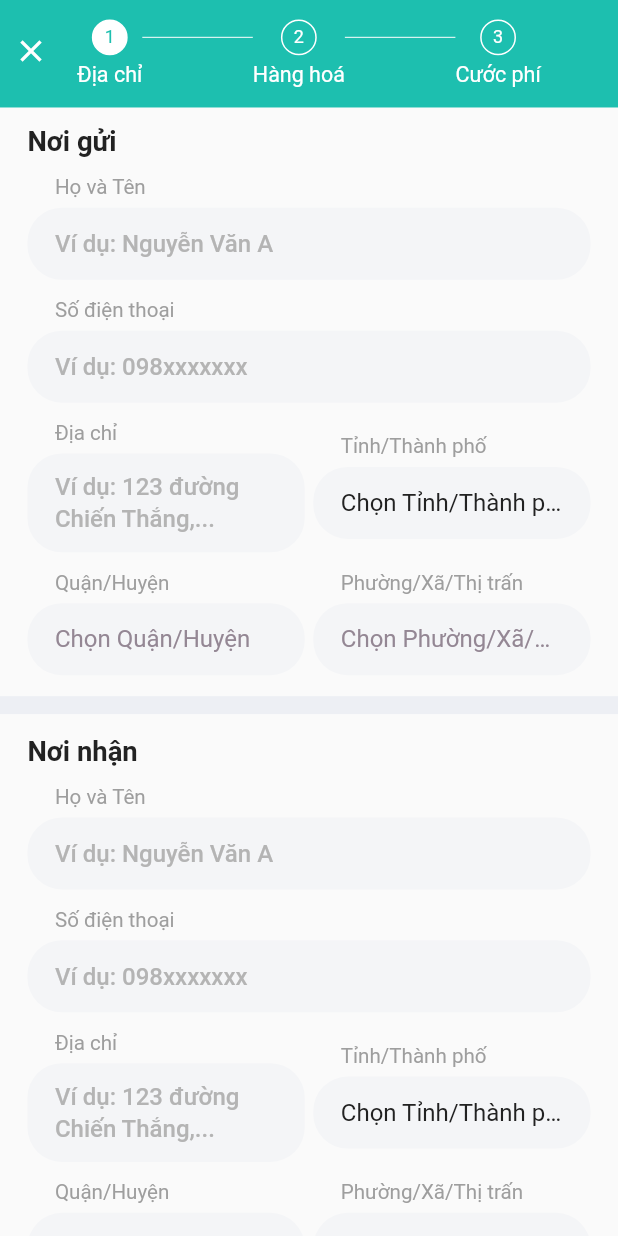
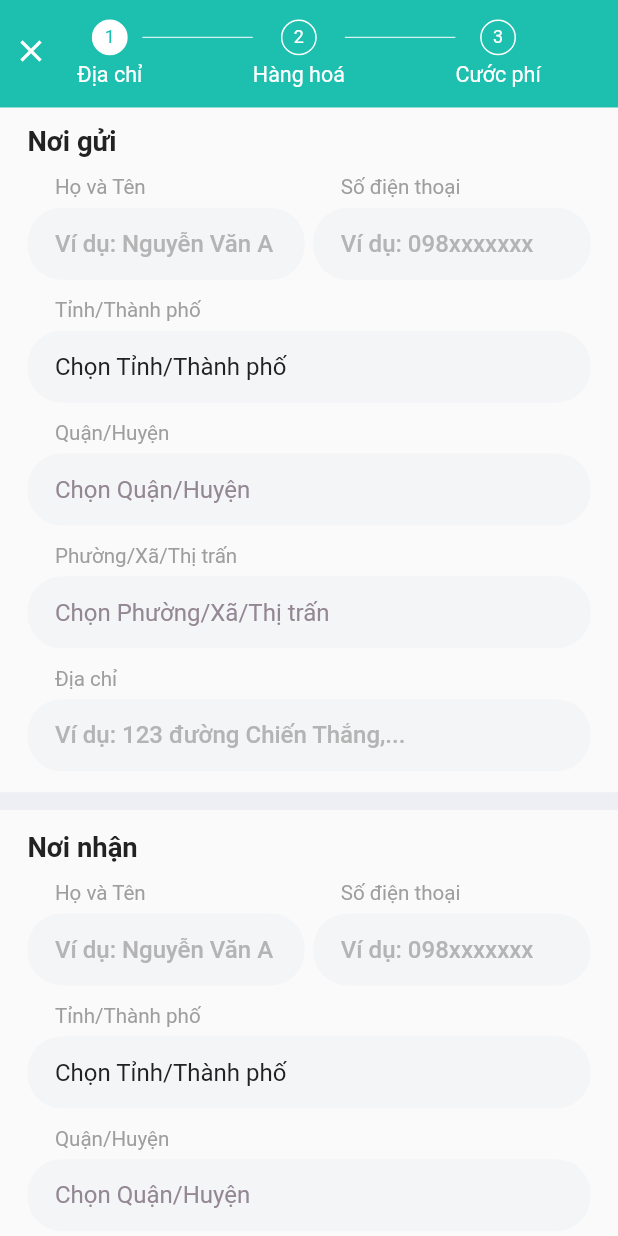
Before and after one commit to Hatunavu/shipf, a Flutter app: the OrderScreen screen opened by its route, on a phone screen of 412 x 824 dp. Run offline on Flutter 3.47's test engine with Material 2 defaults, Android fonts, the light colour scheme and no system bars; our stand-ins replace auto_route, bloc, bot_toast, cached_network_image, dio, flutter_bloc and 12 more; missing offline and left inert: cached_network_image_platform_interface; accounts and stored records are empty; generated files the repository leaves out were written again; project files that could hold a hidden picture were left out.

Commit message:
update order address widget

```diff
--- a/lib/ui/screen/main/order/widget/order_address_widget.dart
+++ b/lib/ui/screen/main/order/widget/order_address_widget.dart
@@ -52,35 +52,17 @@ class OrderAddressWidget extends StatelessWidget {
           SizedBox(
             height: kDefaultPaddingHeightScreen / 2,
           ),
-          labelTextField('Họ và Tên'),
-          PrimaryTextField(
-            label: '',
-            controller: _homeController,
-            hintText: 'Ví dụ: Nguyễn Văn A',
-          ),
-          SizedBox(
-            height: kDefaultPaddingHeightScreen / 2,
-          ),
-          labelTextField('Số điện thoại'),
-          PrimaryTextField(
-            label: '',
-            controller: _homeController,
-            hintText: 'Ví dụ: 098xxxxxxx',
-          ),
-          SizedBox(
-            height: kDefaultPaddingHeightScreen / 2,
-          ),
           Row(
             children: [
               Expanded(
                 child: Column(
                   crossAxisAlignment: CrossAxisAlignment.start,
                   children: [
-                    labelTextField('Địa chỉ'),
+                    labelTextField('Họ và Tên'),
                     PrimaryTextField(
                       label: '',
                       controller: _homeController,
-                      hintText: 'Ví dụ: 123 đường Chiến Thắng,...',
+                      hintText: 'Ví dụ: Nguyễn Văn A',
                     ),
                   ],
                 ),
@@ -88,24 +70,41 @@ class OrderAddressWidget extends StatelessWidget {
               SizedBox(
                 width: kDefaultPaddingWidthScreen / 2,
               ),
-              Expanded(child: itemSelectLocation(label: 'Tỉnh/Thành phố')),
+              Expanded(
+                child: Column(
+                  crossAxisAlignment: CrossAxisAlignment.start,
+                  children: [
+                    labelTextField('Số điện thoại'),
+                    PrimaryTextField(
+                      label: '',
+                      controller: _homeController,
+                      hintText: 'Ví dụ: 098xxxxxxx',
+                    ),
+                  ],
+                ),
+              )
             ],
           ),
           SizedBox(
             height: kDefaultPaddingHeightScreen / 2,
           ),
-          Row(
-            children: [
-              Expanded(
-                  child: itemSelectLocation(
-                      label: 'Quận/Huyện', isDistrict: true)),
-              SizedBox(
-                width: kDefaultPaddingWidthScreen / 2,
-              ),
-              Expanded(
-                  child: itemSelectLocation(
-                      label: 'Phường/Xã/Thị trấn', isWard: true)),
-            ],
+          itemSelectLocation(label: 'Tỉnh/Thành phố'),
+          SizedBox(
+            height: kDefaultPaddingHeightScreen / 2,
+          ),
+          itemSelectLocation(label: 'Quận/Huyện', isDistrict: true),
+          SizedBox(
+            height: kDefaultPaddingHeightScreen / 2,
+          ),
+          itemSelectLocation(label: 'Phường/Xã/Thị trấn', isWard: true),
+          SizedBox(
+            height: kDefaultPaddingHeightScreen / 2,
+          ),
+          labelTextField('Địa chỉ'),
+          PrimaryTextField(
+            label: '',
+            controller: _homeController,
+            hintText: 'Ví dụ: 123 đường Chiến Thắng,...',
           ),
         ],
       ),
```
